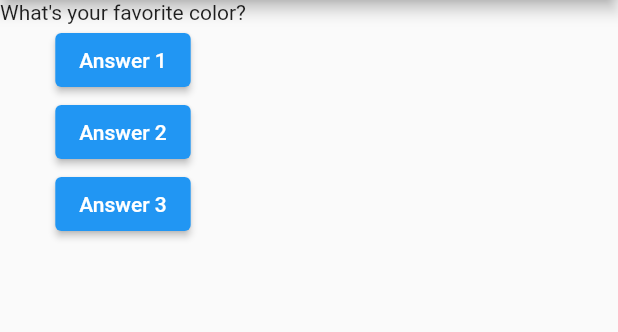
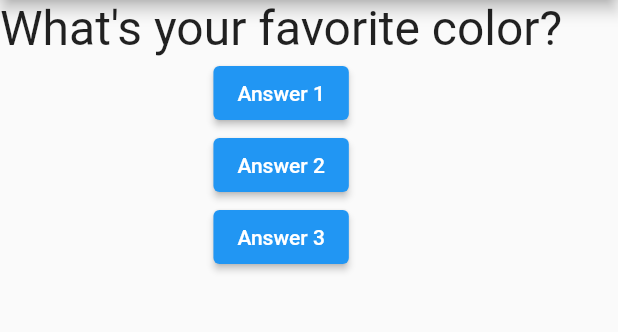
Before and after one commit to Tabu520/flutter, a Flutter app: the screen it shows after launch, on a phone screen of 412 x 824 dp, the part 84-416 px from its top. Run offline on Flutter 3.47's test engine with Material 2 defaults, Android fonts, the phone set to English and light mode, and no system bars.

Commit message:
Styling and Layout (1)

```diff
--- a/first_app/lib/question.dart
+++ b/first_app/lib/question.dart
@@ -1,12 +1,18 @@
 import 'package:flutter/material.dart';
 
 class Question extends StatelessWidget {
-  String questionText;
+  final String questionText;
 
-  Question(this.questionText);
+  const Question(this.questionText, {Key? key}) : super(key: key);
 
   @override
   Widget build(BuildContext context) {
-    return Text(questionText);
+    return Text(
+      questionText,
+      style: TextStyle(
+        fontSize: 32,
+      ),
+	  textAlign: TextAlign.center,
+    );
   }
 }
```
